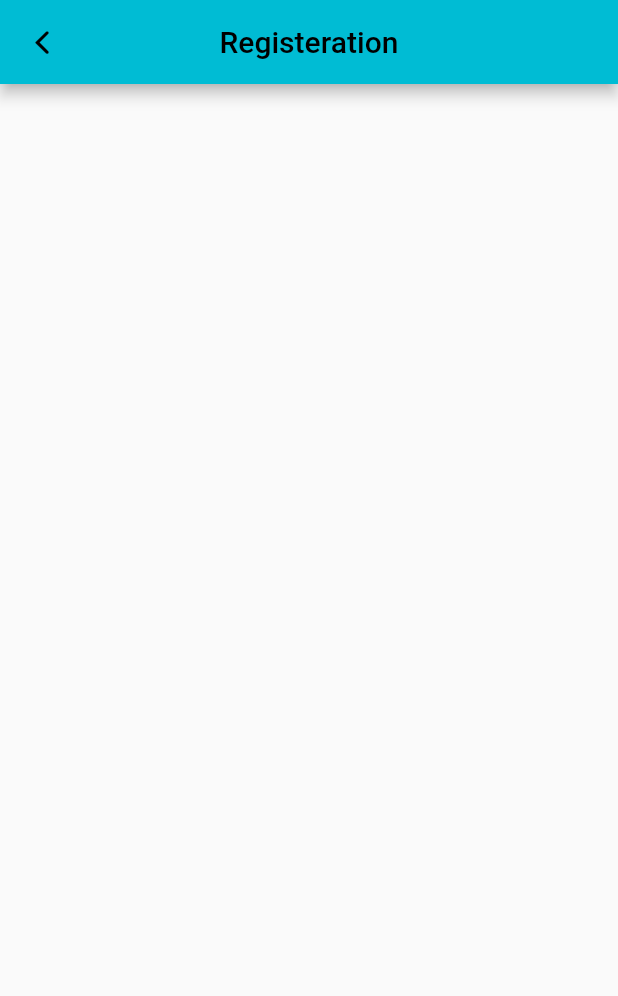
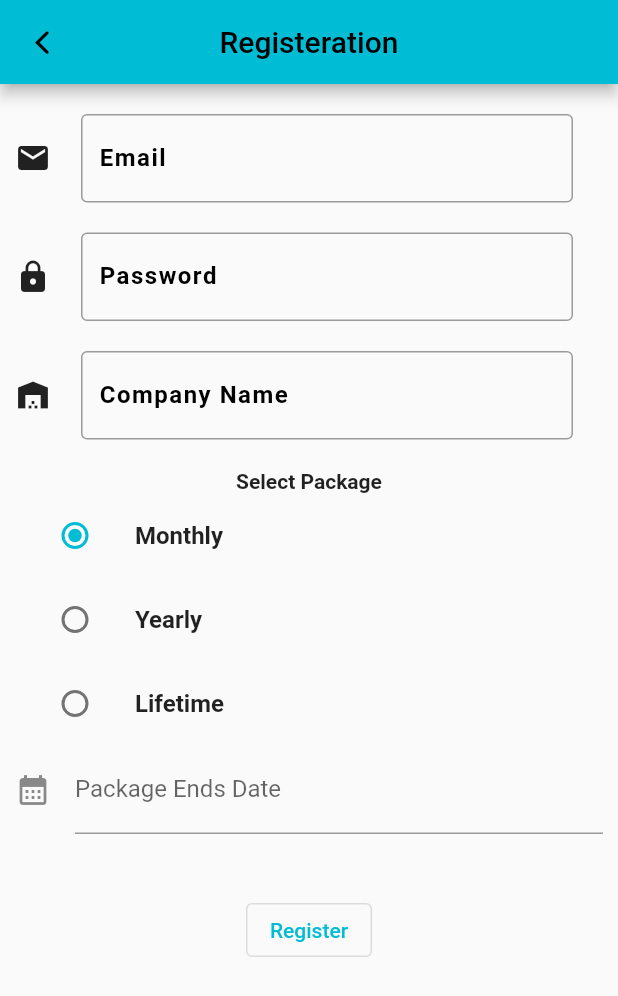
Before and after one commit to shk512/StockAppAdmin-Flutter, a Flutter app: the CompanyRegister screen opened by its route, on a phone screen of 412 x 824 dp. Shown: the top 996 px of the screen. Run offline on Flutter 3.47's test engine with Material 2 defaults, Android fonts, the phone set to English and light mode, and no system bars; our stand-ins replace cloud_firestore, email_validator, firebase_auth, firebase_core; missing offline and left inert: custom_switch; accounts and stored records are empty.

Commit message:
09-02-2023

```diff
--- a/lib/screens/company_register.dart
+++ b/lib/screens/company_register.dart
@@ -1,5 +1,12 @@
 import 'package:flutter/cupertino.dart';
 import 'package:flutter/material.dart';
+import 'package:email_validator/email_validator.dart';
+import 'package:intl/intl.dart';
+import 'package:stock_admin/services/db.dart';
+import 'package:stock_admin/utils/enum.dart';
+import 'package:stock_admin/utils/snackbar.dart';
+
+import '../services/auth.dart';
 
 class CompanyRegister extends StatefulWidget {
   const CompanyRegister({Key? key}) : super(key: key);
@@ -9,7 +16,17 @@ class CompanyRegister extends StatefulWidget {
 }
 
 class _CompanyRegisterState extends State<CompanyRegister> {
-  final formKey=GlobalKey<FormState>();
+  bool isLoading = false;
+  String email = "";
+  String password = "";
+  String companyName = "";
+  String packageType = "";
+  Package package = Package.Monthly;
+  TextEditingController packageEndsDate = TextEditingController();
+  Auth auth = Auth();
+
+  final formKey = GlobalKey<FormState>();
+
   @override
   Widget build(BuildContext context) {
     return Scaffold(
@@ -22,15 +39,168 @@ class _CompanyRegisterState extends State<CompanyRegister> {
         },
         ),
       ),
-      body: SingleChildScrollView(
+      body: isLoading
+          ? Center(child: CircularProgressIndicator())
+          : SingleChildScrollView(
+        child: Padding(
+          padding: EdgeInsets.symmetric(horizontal: 10, vertical: 20),
           child: Form(
             key: formKey,
             child: Column(
               children: [
-
+                textFields(Icon(Icons.mail), "Email", "john@gmail.com", email),
+                const SizedBox(height: 20),
+                textFields(
+                    Icon(Icons.lock), "Password", "Minimum six characters",
+                    password),
+                const SizedBox(height: 20),
+                textFields(
+                    Icon(Icons.warehouse), "Company Name", "e.g. Candy Land",
+                    companyName),
+                const SizedBox(height: 20),
+                Text("Select Package",
+                  style: TextStyle(fontWeight: FontWeight.bold),
+                  textAlign: TextAlign.start,),
+                radioButtons("Monthly", Package.Monthly),
+                radioButtons("Yearly", Package.Yearly),
+                radioButtons("Lifetime", Package.Lifetime),
+                package == Package.Lifetime ? Container() : date(),
+                const SizedBox(height: 40),
+                OutlinedButton(
+                    onPressed: () {
+                      if(package==Package.Yearly){
+                        setState(() {
+                          packageType="Yearly";
+                        });
+                      }else if(package==Package.Monthly){
+                        setState(() {
+                          packageType="Monthly";
+                        });
+                      }else if(package==Package.Lifetime){
+                        setState(() {
+                          packageType="LifeTime";
+                          packageEndsDate.text="";
+                        });
+                      }
+                      signup();
+                    }, child: Text("Register"))
               ],
             ),),
         ),
+      ),
     );
   }
+
+  Widget textFields(Icon icon, String labelName, String tipName,
+      String control) {
+    return Row(
+      children: [
+        icon,
+        const SizedBox(
+          width: 20,
+        ),
+        Expanded(
+          child: TextFormField(
+            decoration: InputDecoration(
+              border: OutlineInputBorder(),
+              labelText: labelName,
+              labelStyle: TextStyle(fontWeight: FontWeight.bold,
+                  color: Colors.black,
+                  letterSpacing: 1),
+              hintText: tipName,
+            ),
+            onChanged: (val) {
+              setState(() {
+                control = val;
+              });
+            },
+            validator: (val) {
+              if (control == password) {
+                if (val!.length < 6) {
+                  return "Invalid";
+                } else {
+                  return null;
                 }
+              }
+              if (control == companyName) {
+                if (val!.isNotEmpty) {
+                  return null;
+                } else {
+                  return "Invalid";
+                }
+              }
+              if (control == email) {
+                if (EmailValidator.validate(val!)) {
+                  return null;
+                } else {
+                  return "Invalid";
+                }
+              }
+            },
+          ),
+        ),
+        const SizedBox(
+          width: 20,
+        ),
+      ],
+    );
+  }
+  Widget date() {
+    return TextField(
+        decoration: const InputDecoration(
+          icon: Icon(Icons.calendar_month),
+          labelText: "Package Ends Date",
+        ),
+        readOnly: true,
+        controller: packageEndsDate,
+        onTap: () async {
+          DateTime? pickedDate = await showDatePicker(
+              context: context,
+              initialDate: DateTime.now(),
+              firstDate: DateTime(2000),
+              lastDate: DateTime(2100));
+          if (pickedDate != null) {
+            String formattedDate =
+            DateFormat("dd-MM-yyyy").format(pickedDate);
+            setState(() {
+              packageEndsDate.text = formattedDate;
+            });
+          }
+        });
+  }
+  Widget radioButtons(String name, Package type,) {
+    return ListTile(
+        title: Text(
+          name,
+          style: TextStyle(fontWeight: FontWeight.bold),
+        ),
+        leading: Radio(
+            value: type,
+            groupValue: package,
+            onChanged: (Package? value) {
+              setState(() {
+                package = value!;
+              });
+            })
+    );
+  }
+  signup() async{
+    if(formKey.currentState!.validate()){
+      setState(() {
+        isLoading=true;
+      });
+      await auth.registerCompany(email, password).then((value)async{
+        if(value.toString()!="The email address is badly formatted."){
+          await DB(id: value.toString()).saveCompany(companyName,email,packageType,packageEndsDate.text);
+          Navigator.pop(context);
+          showSnackbar(context, Colors.cyan, "Registered Successfully!");
+        }else{
+          setState(() {
+            isLoading=false;
+          });
+          showSnackbar(context, Colors.red, value.toString());
+        }
+      });
+    }
+  }
+}
--- a/lib/services/auth.dart
+++ b/lib/services/auth.dart
@@ -0,0 +1,18 @@
+import 'package:firebase_auth/firebase_auth.dart';
+
+class Auth{
+  final FirebaseAuth firebaseAuth = FirebaseAuth.instance;
+
+  //Register
+  Future<Object?> registerCompany(String email, String pass) async {
+    try {
+      User user = (await firebaseAuth.createUserWithEmailAndPassword(
+          email: email, password: pass)).user!;
+      if(user!=null){
+        return user.uid;
+      }
+    } on FirebaseAuthException catch (e) {
+      return e.message;
+    }
+  }
+}
--- a/lib/services/db.dart
+++ b/lib/services/db.dart
@@ -0,0 +1,23 @@
+import 'package:cloud_firestore/cloud_firestore.dart';
+
+class DB{
+  String id;
+  DB({required this.id});
+
+  //REFERENCE
+  final companyCollection=FirebaseFirestore.instance.collection("company");
+  //save Company
+  Future saveCompany(String companyName,String email, String packageType, String packageEndsDate)async{
+    await companyCollection.doc(id).set({
+      "companyName":companyName,
+      "companyId":id,
+      "userRole":"admin",
+      "mail":email,
+      "packageType":packageType,
+      "packageEndsDate":packageEndsDate,
+      "employee":[],
+      "area":[]
+    });
+    return true;
+  }
+}
--- /dev/null
+++ b/lib/utils/enum.dart
@@ -0,0 +1,5 @@
+enum Package{
+  Monthly,
+  Yearly,
+  Lifetime
+}
--- a/pubspec.yaml
+++ b/pubspec.yaml
@@ -42,6 +42,7 @@ dependencies:
   shared_preferences: ^2.0.18
   email_validator: ^2.1.17
   custom_switch: ^0.0.1
+  intl: ^0.17.0
 
 dev_dependencies:
   flutter_test:
```
Also changed, not shown: lib/utils/snackbar.dart (added, +18 -0 lines), pubspec.lock. Lines whose indentation alone changed are shown as unchanged.
